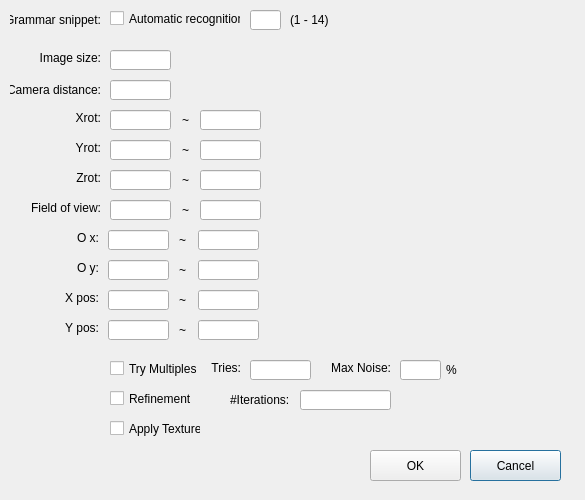
Before: the Qt Designer form StreetMassEstimationCNN/ParameterEstimationDialog.ui in gnishida/BuildingMassEstimationCNN, drawn with Qt 5.
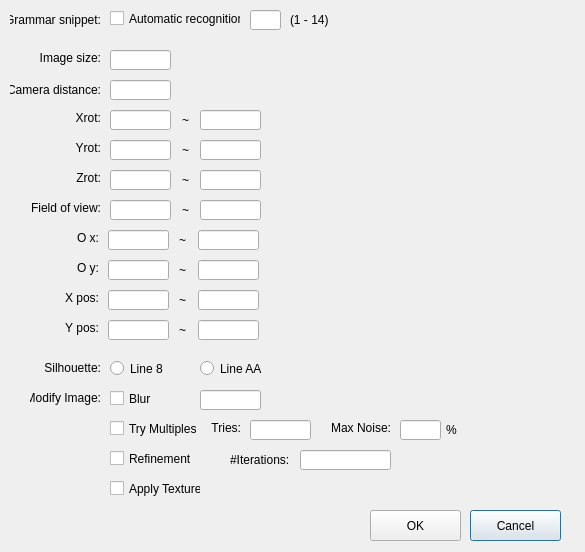
After: the same form once the commit is applied.

```diff
--- a/StreetMassEstimationCNN/ParameterEstimationDialog.ui
+++ b/StreetMassEstimationCNN/ParameterEstimationDialog.ui
@@ -7,7 +7,7 @@
     <x>0</x>
     <y>0</y>
     <width>585</width>
-    <height>500</height>
+    <height>552</height>
    </rect>
   </property>
   <property name="windowTitle">
@@ -199,7 +199,7 @@
    <property name="geometry">
     <rect>
      <x>470</x>
-     <y>450</y>
+     <y>510</y>
      <width>91</width>
      <height>31</height>
     </rect>
@@ -212,7 +212,7 @@
    <property name="geometry">
     <rect>
      <x>370</x>
-     <y>450</y>
+     <y>510</y>
      <width>91</width>
      <height>31</height>
     </rect>
@@ -267,7 +267,7 @@
    <property name="geometry">
     <rect>
      <x>110</x>
-     <y>420</y>
+     <y>480</y>
      <width>91</width>
      <height>17</height>
     </rect>
@@ -280,7 +280,7 @@
    <property name="geometry">
     <rect>
      <x>110</x>
-     <y>390</y>
+     <y>450</y>
      <width>91</width>
      <height>17</height>
     </rect>
@@ -293,7 +293,7 @@
    <property name="geometry">
     <rect>
      <x>110</x>
-     <y>360</y>
+     <y>420</y>
      <width>91</width>
      <height>17</height>
     </rect>
@@ -306,7 +306,7 @@
    <property name="geometry">
     <rect>
      <x>210</x>
-     <y>360</y>
+     <y>420</y>
      <width>31</width>
      <height>16</height>
     </rect>
@@ -322,7 +322,7 @@
    <property name="geometry">
     <rect>
      <x>250</x>
-     <y>360</y>
+     <y>420</y>
      <width>61</width>
      <height>20</height>
     </rect>
@@ -332,7 +332,7 @@
    <property name="geometry">
     <rect>
      <x>330</x>
-     <y>360</y>
+     <y>420</y>
      <width>61</width>
      <height>16</height>
     </rect>
@@ -348,7 +348,7 @@
    <property name="geometry">
     <rect>
      <x>400</x>
-     <y>360</y>
+     <y>420</y>
      <width>41</width>
      <height>20</height>
     </rect>
@@ -358,7 +358,7 @@
    <property name="geometry">
     <rect>
      <x>446</x>
-     <y>360</y>
+     <y>420</y>
      <width>21</width>
      <height>20</height>
     </rect>
@@ -439,7 +439,7 @@
    <property name="geometry">
     <rect>
      <x>300</x>
-     <y>390</y>
+     <y>450</y>
      <width>91</width>
      <height>20</height>
     </rect>
@@ -449,7 +449,7 @@
    <property name="geometry">
     <rect>
      <x>230</x>
-     <y>390</y>
+     <y>450</y>
      <width>71</width>
      <height>20</height>
     </rect>
@@ -692,6 +692,87 @@
     <set>Qt::AlignRight|Qt::AlignTrailing|Qt::AlignVCenter</set>
    </property>
   </widget>
+  <widget class="QLabel" name="label_30">
+   <property name="geometry">
+    <rect>
+     <x>30</x>
+     <y>390</y>
+     <width>71</width>
+     <height>16</height>
+    </rect>
+   </property>
+   <property name="text">
+    <string>Modify Image:</string>
+   </property>
+   <property name="alignment">
+    <set>Qt::AlignRight|Qt::AlignTrailing|Qt::AlignVCenter</set>
+   </property>
+  </widget>
+  <widget class="QCheckBox" name="checkBoxImageBlur">
+   <property name="geometry">
+    <rect>
+     <x>110</x>
+     <y>390</y>
+     <width>70</width>
+     <height>17</height>
+    </rect>
+   </property>
+   <property name="text">
+    <string>Blur</string>
+   </property>
+  </widget>
+  <widget class="QLineEdit" name="lineEditImageBlurSize">
+   <property name="geometry">
+    <rect>
+     <x>200</x>
+     <y>390</y>
+     <width>61</width>
+     <height>20</height>
+    </rect>
+   </property>
+  </widget>
+  <widget class="QLabel" name="label_31">
+   <property name="geometry">
+    <rect>
+     <x>30</x>
+     <y>360</y>
+     <width>71</width>
+     <height>16</height>
+    </rect>
+   </property>
+   <property name="text">
+    <string>Silhouette:</string>
+   </property>
+   <property name="alignment">
+    <set>Qt::AlignRight|Qt::AlignTrailing|Qt::AlignVCenter</set>
+   </property>
+  </widget>
+  <widget class="QRadioButton" name="radioButtonSilhouetteLine8">
+   <property name="geometry">
+    <rect>
+     <x>110</x>
+     <y>360</y>
+     <width>82</width>
+     <height>17</height>
+    </rect>
+   </property>
+   <property name="text">
+    <string>Line 8</string>
+   </property>
+  </widget>
+  <widget class="QRadioButton" name="radioButtonSilhouetteLineAA">
+   <property name="geometry">
+    <rect>
+     <x>200</x>
+     <y>360</y>
+     <width>82</width>
+     <height>17</height>
+    </rect>
+   </property>
+   <property name="text">
+    <string>Line AA</string>
+   </property>
+  </widget>
  </widget>
  <layoutdefault spacing="6" margin="11"/>
  <tabstops>
```
